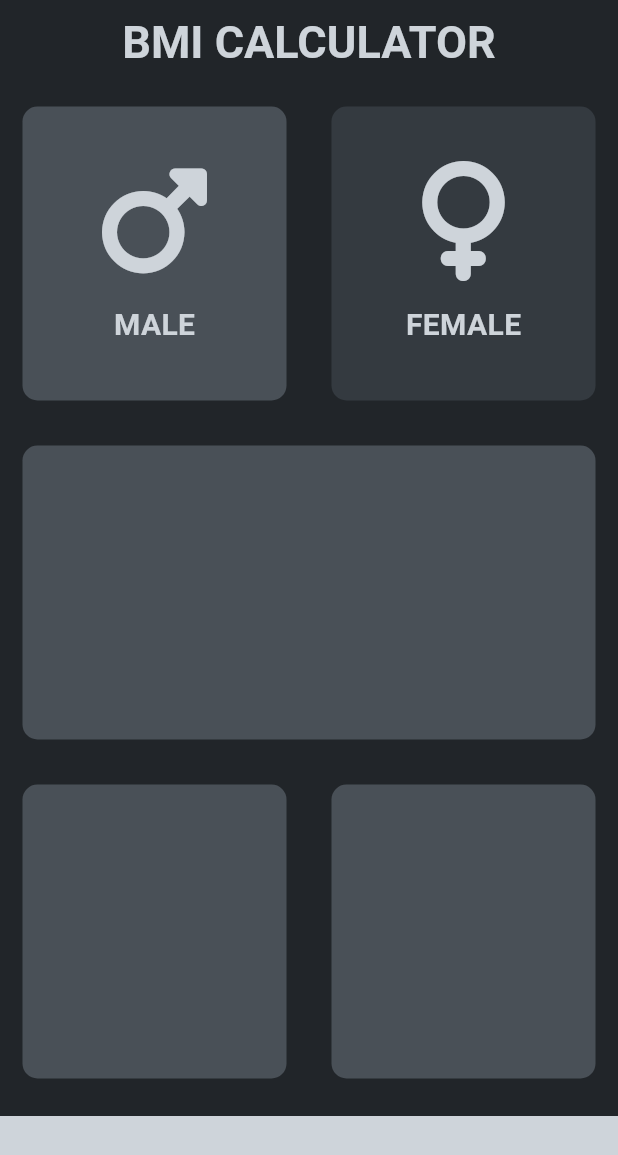
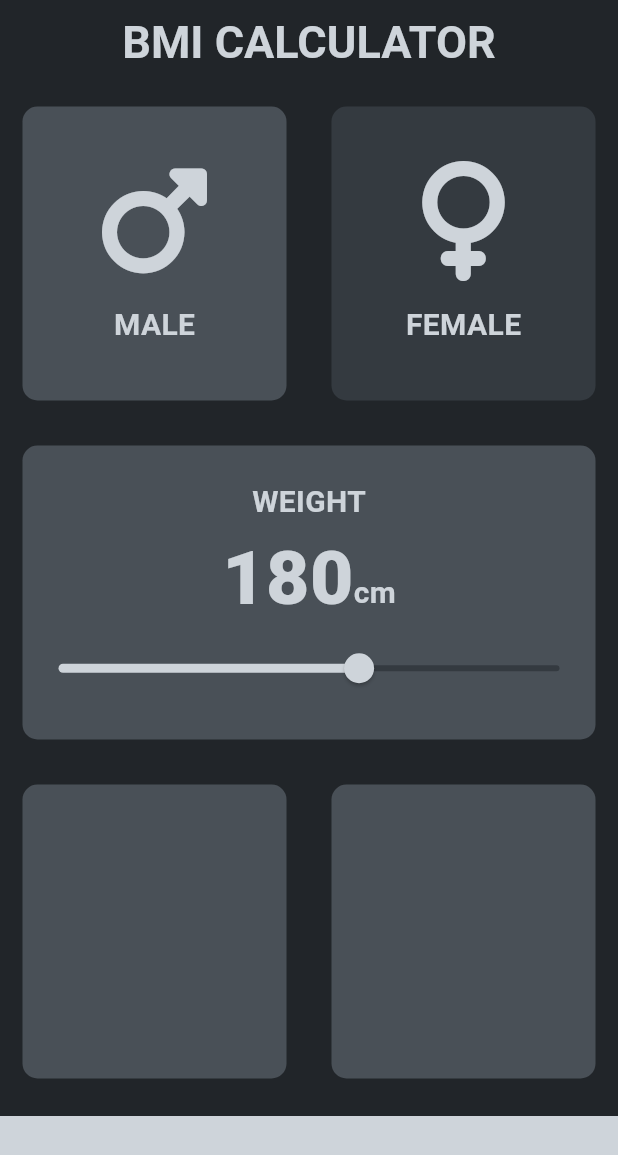
Before and after one commit to Aspharier/bmi_calculator_flutter, a Flutter app: the screen it shows after launch, after a tap on "MALE", on a phone screen of 412 x 824 dp. Shown: the top 1155 px of the screen. Run offline on Flutter 3.47's test engine with Material 3 defaults, Android fonts, the phone set to English and light mode, and no system bars; our stand-ins replace font_awesome_flutter.

Commit message:
Fifth Commit

```diff
--- /dev/null
+++ b/lib/constants.dart
@@ -0,0 +1,18 @@
+import 'package:flutter/material.dart';
+
+const kBottomContainerHeight = 80.0;
+const kActiveCardColor = Color(0xFF495057);
+const kBottomContainerColor = Color(0xFFced4da);
+const kInactiveCardColor = Color(0xFF343a40);
+
+const kNumberTextStyle = TextStyle(
+  fontSize: 50.0,
+  fontWeight: FontWeight.w900,
+  color: Color(0xFFced4da),
+);
+
+const kLabelTextStyle = TextStyle(
+  fontSize: 20.0,
+  fontWeight: FontWeight.bold,
+  color: Color(0xFFced4da),
+);
--- a/lib/icon_content.dart
+++ b/lib/icon_content.dart
@@ -1,10 +1,5 @@
 import 'package:flutter/material.dart';
-
-const labelTextStyle = TextStyle(
-  fontSize: 20.0,
-  fontWeight: FontWeight.bold,
-  color: Color(0xFFced4da),
-);
+import 'constants.dart';
 
 class IconContent extends StatelessWidget {
   IconContent({required this.icon, required this.label});
@@ -25,7 +20,7 @@ class IconContent extends StatelessWidget {
         ),
         Text(
           label,
-          style: labelTextStyle,
+          style: kLabelTextStyle,
         ),
       ],
     );
--- a/lib/input_page.dart
+++ b/lib/input_page.dart
@@ -2,11 +2,13 @@ import 'package:flutter/material.dart';
 import 'package:font_awesome_flutter/font_awesome_flutter.dart';
 import 'icon_content.dart';
 import 'reusable_card.dart';
+import 'constants.dart';
 
-const bottomContainerHeight = 80.0;
-const activeCardColor = Color(0xFF495057);
-const bottomContainerColor = Color(0xFFced4da);
-const inactiveCardColor = Color(0xFF343a40);
+enum Gender {
+  male,
+  female,
+  none,
+}
 
 class InputPage extends StatefulWidget {
   @override
@@ -14,28 +16,8 @@ class InputPage extends StatefulWidget {
 }
 
 class _InputPageState extends State<InputPage> {
-  Color maleCardColor = inactiveCardColor;
-  Color femaleCardColor = inactiveCardColor;
-
-  void updateColor(int gender) {
-    if (gender == 1) {
-      if (maleCardColor == inactiveCardColor) {
-        maleCardColor = activeCardColor;
-        femaleCardColor = inactiveCardColor;
-      } else {
-        maleCardColor = inactiveCardColor;
-      }
-    }
-    if (gender == 2) {
-      if (femaleCardColor == inactiveCardColor) {
-        femaleCardColor = activeCardColor;
-        maleCardColor = inactiveCardColor;
-      } else {
-        femaleCardColor = inactiveCardColor;
-      }
-    }
-  }
-
+  Gender selectedGender = Gender.none;
+  int height = 180;
   @override
   Widget build(BuildContext context) {
     return Scaffold(
@@ -47,39 +29,40 @@ class _InputPageState extends State<InputPage> {
         ),
       ),
       body: Column(
+        crossAxisAlignment: CrossAxisAlignment.stretch,
         children: [
           Expanded(
             child: Row(
               children: [
                 Expanded(
-                  child: GestureDetector(
-                    onTap: () {
+                  child: ReusableCard(
+                    onPress: () {
                       setState(() {
-                        updateColor(1);
+                        selectedGender = Gender.male;
                       });
                     },
-                    child: ReusableCard(
-                      colour: maleCardColor,
+                    colour: selectedGender == Gender.male
+                        ? kActiveCardColor
+                        : kInactiveCardColor,
                     cardChild: IconContent(
                       icon: FontAwesomeIcons.mars,
                       label: 'MALE',
                     ),
                   ),
                 ),
-                ),
                 Expanded(
-                  child: GestureDetector(
-                    onTap: () {
+                  child: ReusableCard(
+                    onPress: () {
                       setState(() {
-                        updateColor(2);
+                        selectedGender = Gender.female;
                       });
                     },
-                    child: ReusableCard(
-                      colour: femaleCardColor,
+                    colour: selectedGender == Gender.female
+                        ? kActiveCardColor
+                        : kInactiveCardColor,
                     cardChild: IconContent(
                       icon: FontAwesomeIcons.venus,
                       label: 'FEMALE',
-                      ),
                     ),
                   ),
                 ),
@@ -91,7 +74,43 @@ class _InputPageState extends State<InputPage> {
               children: [
                 Expanded(
                   child: ReusableCard(
-                    colour: activeCardColor,
+                    colour: kActiveCardColor,
+                    cardChild: Column(
+                      mainAxisAlignment: MainAxisAlignment.center,
+                      children: [
+                        Text(
+                          'WEIGHT',
+                          style: kLabelTextStyle,
+                        ),
+                        Row(
+                          mainAxisAlignment: MainAxisAlignment.center,
+                          crossAxisAlignment: CrossAxisAlignment.baseline,
+                          textBaseline: TextBaseline.alphabetic,
+                          children: [
+                            Text(
+                              height.toString(),
+                              style: kNumberTextStyle,
+                            ),
+                            Text(
+                              'cm',
+                              style: kLabelTextStyle,
+                            ),
+                          ],
+                        ),
+                        Slider(
+                          value: height.toDouble(),
+                          min: 120.0,
+                          max: 220.0,
+                          activeColor: Color(0xFFced4da),
+                          inactiveColor: Color(0xFF343a40),
+                          onChanged: (double newValue) {
+                            setState(() {
+                              height = newValue.round();
+                            });
+                          },
+                        ),
+                      ],
+                    ),
                   ),
                 ),
               ],
@@ -102,20 +121,20 @@ class _InputPageState extends State<InputPage> {
               children: [
                 Expanded(
                   child: ReusableCard(
-                    colour: activeCardColor,
+                    colour: kActiveCardColor,
                   ),
                 ),
                 Expanded(
                   child: ReusableCard(
-                    colour: activeCardColor,
+                    colour: kActiveCardColor,
                   ),
                 ),
               ],
             ),
           ),
           Container(
-            color: bottomContainerColor,
-            height: bottomContainerHeight,
+            color: kBottomContainerColor,
+            height: kBottomContainerHeight,
             margin: EdgeInsets.only(top: 10.0),
             width: double.infinity,
           ),
--- a/lib/reusable_card.dart
+++ b/lib/reusable_card.dart
@@ -1,17 +1,21 @@
 import 'package:flutter/material.dart';
 
 class ReusableCard extends StatelessWidget {
-  ReusableCard({required this.colour, this.cardChild});
+  ReusableCard({required this.colour, this.cardChild, this.onPress});
   final Color? colour;
   final Widget? cardChild;
+  final Function? onPress;
   @override
   Widget build(BuildContext context) {
-    return Container(
-      child: cardChild,
-      margin: EdgeInsets.all(15.0),
-      decoration: BoxDecoration(
-        color: colour,
-        borderRadius: BorderRadius.circular(10.0),
+    return GestureDetector(
+      onTap: () => onPress!(),
+      child: Container(
+        child: cardChild,
+        margin: EdgeInsets.all(15.0),
+        decoration: BoxDecoration(
+          color: colour,
+          borderRadius: BorderRadius.circular(10.0),
+        ),
       ),
     );
   }
```
Lines whose indentation alone changed are shown as unchanged.
